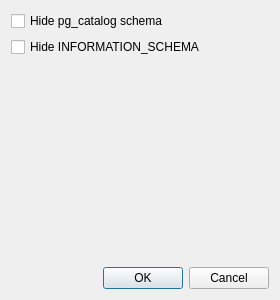
Above: plugins/wrappers/psql/psqlconfig.ui from FrenchDilettante/dbmaster before the change. Below: the same form after it.
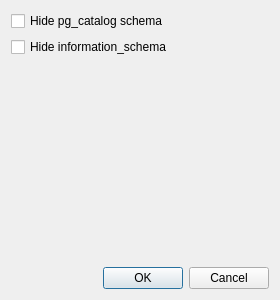
That is the form after the change.

```diff
--- a/plugins/wrappers/psql/psqlconfig.ui
+++ b/plugins/wrappers/psql/psqlconfig.ui
@@ -29,7 +29,7 @@
      <item row="1" column="0" colspan="2">
       <widget class="QCheckBox" name="infoschemaCheckbox">
        <property name="text">
-        <string>Hide INFORMATION_SCHEMA</string>
+        <string>Hide information_schema</string>
        </property>
       </widget>
      </item>
```
